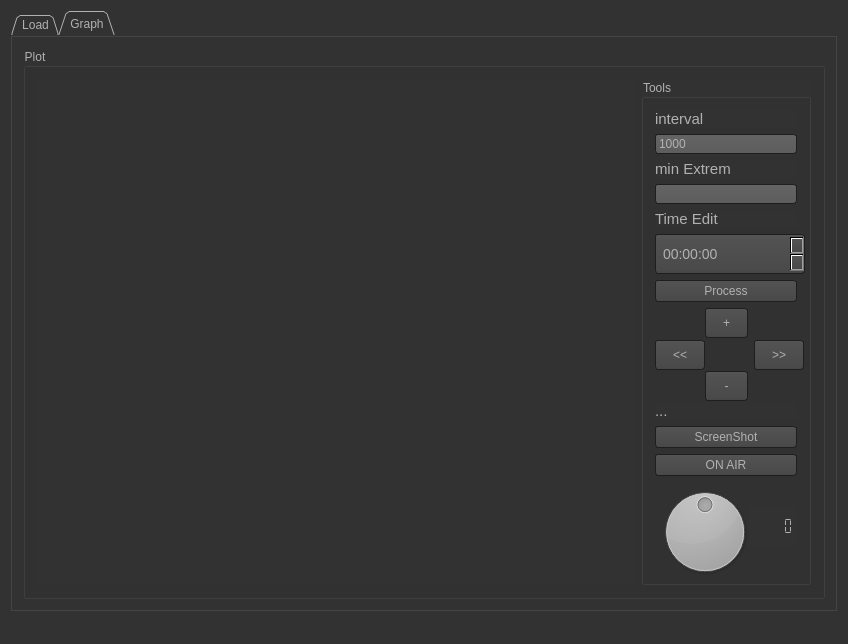
Old version of the form QCustomPlot_Logs/mainwindow.ui in the repository IvanPerletti/BugLot.
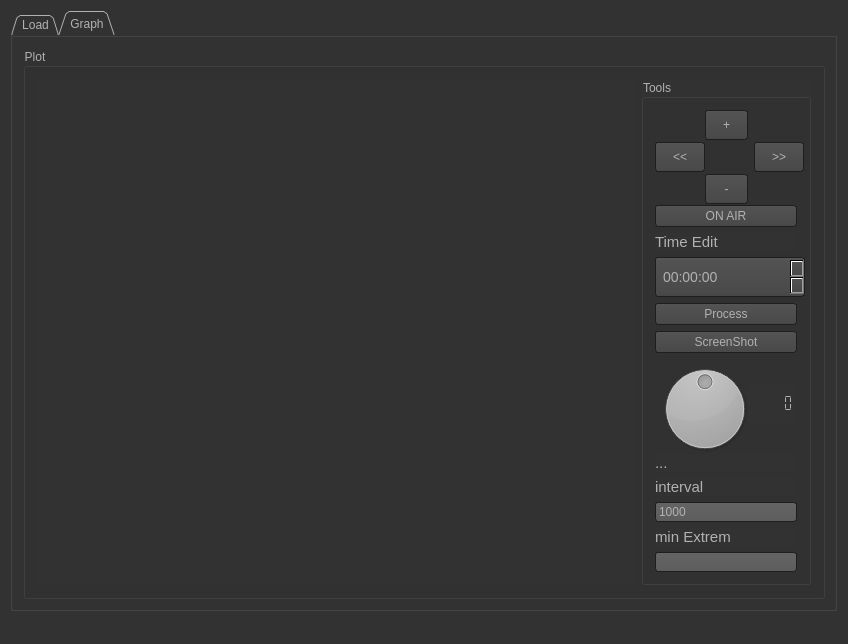
New version of the form. The open tabs and pages were chosen to show the change. Icons and pictures are not drawn. Custom widgets are drawn as their Qt base class.

Commit message: corrected tabWidget index

The edit to the form file:
```diff
--- a/QCustomPlot_Logs/mainwindow.ui
+++ b/QCustomPlot_Logs/mainwindow.ui
@@ -767,152 +767,7 @@
                  <property name="title">
                   <string>Tools</string>
                  </property>
-                 <layout class="QVBoxLayout" name="verticalLayout_10">
-                  <item>
-                   <layout class="QVBoxLayout" name="verticalLayout_8">
-                    <item>
-                     <widget class="QLabel" name="label_4">
-                      <property name="maximumSize">
-                       <size>
-                        <width>16777215</width>
-                        <height>23</height>
-                       </size>
-                      </property>
-                      <property name="text">
-                       <string>interval</string>
-                      </property>
-                     </widget>
-                    </item>
-                    <item>
-                     <widget class="QLineEdit" name="lineEditInterval">
-                      <property name="minimumSize">
-                       <size>
-                        <width>80</width>
-                        <height>0</height>
-                       </size>
-                      </property>
-                      <property name="maximumSize">
-                       <size>
-                        <width>16777215</width>
-                        <height>23</height>
-                       </size>
-                      </property>
-                      <property name="toolTip">
-                       <string>&lt;html&gt;&lt;head/&gt;&lt;body&gt;&lt;p&gt;Graph Interval Time [ms]&lt;/p&gt;&lt;/body&gt;&lt;/html&gt;</string>
-                      </property>
-                      <property name="text">
-                       <string>1000</string>
-                      </property>
-                     </widget>
-                    </item>
-                   </layout>
-                  </item>
-                  <item>
-                   <layout class="QVBoxLayout" name="verticalLayout_3">
-                    <item>
-                     <widget class="QLabel" name="label_3">
-                      <property name="maximumSize">
-                       <size>
-                        <width>16777215</width>
-                        <height>23</height>
-                       </size>
-                      </property>
-                      <property name="styleSheet">
-                       <string notr="true"/>
-                      </property>
-                      <property name="text">
-                       <string>min Extrem</string>
-                      </property>
-                     </widget>
-                    </item>
-                    <item>
-                     <widget class="QLineEdit" name="lineEditMin">
-                      <property name="enabled">
-                       <bool>true</bool>
-                      </property>
-                      <property name="minimumSize">
-                       <size>
-                        <width>80</width>
-                        <height>0</height>
-                       </size>
-                      </property>
-                      <property name="maximumSize">
-                       <size>
-                        <width>16777215</width>
-                        <height>23</height>
-                       </size>
-                      </property>
-                      <property name="toolTip">
-                       <string>&lt;html&gt;&lt;head/&gt;&lt;body&gt;&lt;p&gt;min time value of the graph [s]&lt;/p&gt;&lt;/body&gt;&lt;/html&gt;</string>
-                      </property>
-                      <property name="text">
-                       <string/>
-                      </property>
-                     </widget>
-                    </item>
-                   </layout>
-                  </item>
-                  <item>
-                   <widget class="QLabel" name="label_2">
-                    <property name="text">
-                     <string>Time Edit</string>
-                    </property>
-                   </widget>
-                  </item>
-                  <item>
-                   <widget class="QTimeEdit" name="timeEdit">
-                    <property name="minimumSize">
-                     <size>
-                      <width>150</width>
-                      <height>40</height>
-                     </size>
-                    </property>
-                    <property name="maximumSize">
-                     <size>
-                      <width>150</width>
-                      <height>40</height>
-                     </size>
-                    </property>
-                    <property name="toolTip">
-                     <string>&lt;html&gt;&lt;head/&gt;&lt;body&gt;&lt;p&gt;&lt;span style=&quot; font-size:9pt;&quot;&gt;Starting time HH:MM:SS to be displayed&lt;/span&gt;&lt;/p&gt;&lt;/body&gt;&lt;/html&gt;</string>
-                    </property>
-                    <property name="styleSheet">
-                     <string notr="true">font: 15pt &quot;MS Shell Dlg 2&quot;;</string>
-                    </property>
-                    <property name="displayFormat">
-                     <string>HH:mm:ss</string>
-                    </property>
-                    <property name="calendarPopup">
-                     <bool>false</bool>
-                    </property>
-                    <property name="currentSectionIndex">
-                     <number>0</number>
-                    </property>
-                   </widget>
-                  </item>
-                  <item>
-                   <widget class="QPushButton" name="pushButtonZoomRange">
-                    <property name="font">
-                     <font>
-                      <family>MS Shell Dlg 2</family>
-                      <pointsize>12</pointsize>
-                      <weight>9</weight>
-                      <italic>false</italic>
-                      <bold>false</bold>
-                     </font>
-                    </property>
-                    <property name="toolTip">
-                     <string>&lt;html&gt;&lt;head/&gt;&lt;body&gt;&lt;p&gt;&lt;span style=&quot; font-size:9pt;&quot;&gt;Click to plot current time set&lt;/span&gt;&lt;/p&gt;&lt;/body&gt;&lt;/html&gt;</string>
-                    </property>
-                    <property name="styleSheet">
-                     <string notr="true">
-font: 75 12pt &quot;MS Shell Dlg 2&quot;;</string>
-                    </property>
-                    <property name="text">
-                     <string>Process</string>
-                    </property>
-                   </widget>
-                  </item>
+                 <layout class="QVBoxLayout" name="verticalLayout">
                   <item>
                    <layout class="QGridLayout" name="gridLayout">
                     <item row="0" column="1">
@@ -1007,18 +862,70 @@
                    </layout>
                   </item>
                   <item>
-                   <widget class="QLabel" name="label_time">
+                   <widget class="QPushButton" name="pushButtonDiretta">
+                    <property name="text">
+                     <string>ON AIR</string>
+                    </property>
+                   </widget>
+                  </item>
+                  <item>
+                   <widget class="QLabel" name="label_2">
+                    <property name="text">
+                     <string>Time Edit</string>
+                    </property>
+                   </widget>
+                  </item>
+                  <item>
+                   <widget class="QTimeEdit" name="timeEdit">
+                    <property name="minimumSize">
+                     <size>
+                      <width>150</width>
+                      <height>40</height>
+                     </size>
+                    </property>
+                    <property name="maximumSize">
+                     <size>
+                      <width>150</width>
+                      <height>40</height>
+                     </size>
+                    </property>
+                    <property name="toolTip">
+                     <string>&lt;html&gt;&lt;head/&gt;&lt;body&gt;&lt;p&gt;&lt;span style=&quot; font-size:9pt;&quot;&gt;Starting time HH:MM:SS to be displayed&lt;/span&gt;&lt;/p&gt;&lt;/body&gt;&lt;/html&gt;</string>
+                    </property>
+                    <property name="styleSheet">
+                     <string notr="true">font: 15pt &quot;MS Shell Dlg 2&quot;;</string>
+                    </property>
+                    <property name="displayFormat">
+                     <string>HH:mm:ss</string>
+                    </property>
+                    <property name="calendarPopup">
+                     <bool>false</bool>
+                    </property>
+                    <property name="currentSectionIndex">
+                     <number>0</number>
+                    </property>
+                   </widget>
+                  </item>
+                  <item>
+                   <widget class="QPushButton" name="pushButtonZoomRange">
                     <property name="font">
                      <font>
                       <family>MS Shell Dlg 2</family>
-                      <pointsize>10</pointsize>
-                      <weight>50</weight>
+                      <pointsize>12</pointsize>
+                      <weight>9</weight>
                       <italic>false</italic>
                       <bold>false</bold>
                      </font>
                     </property>
+                    <property name="toolTip">
+                     <string>&lt;html&gt;&lt;head/&gt;&lt;body&gt;&lt;p&gt;&lt;span style=&quot; font-size:9pt;&quot;&gt;Click to plot current time set&lt;/span&gt;&lt;/p&gt;&lt;/body&gt;&lt;/html&gt;</string>
+                    </property>
+                    <property name="styleSheet">
+                     <string notr="true">
+font: 75 12pt &quot;MS Shell Dlg 2&quot;;</string>
+                    </property>
                     <property name="text">
-                     <string>...</string>
+                     <string>Process</string>
                     </property>
                    </widget>
                   </item>
@@ -1033,15 +940,6 @@
                    </widget>
                   </item>
                   <item>
-                   <widget class="QPushButton" name="pushButtonDiretta">
-                    <property name="text">
-                     <string>ON AIR</string>
-                    </property>
-                   </widget>
-                  </item>
-                  <item>
-                   <layout class="QVBoxLayout" name="verticalLayout_2">
-                    <item>
                      <layout class="QHBoxLayout" name="horizontalLayout">
                       <item>
                        <widget class="QDial" name="dial">
@@ -1097,6 +995,104 @@
                        </widget>
                       </item>
                      </layout>
+                  </item>
+                  <item>
+                   <widget class="QLabel" name="label_time">
+                    <property name="font">
+                     <font>
+                      <family>MS Shell Dlg 2</family>
+                      <pointsize>10</pointsize>
+                      <weight>50</weight>
+                      <italic>false</italic>
+                      <bold>false</bold>
+                     </font>
+                    </property>
+                    <property name="text">
+                     <string>...</string>
+                    </property>
+                   </widget>
+                  </item>
+                  <item>
+                   <layout class="QVBoxLayout" name="verticalLayout_8">
+                    <item>
+                     <widget class="QLabel" name="label_4">
+                      <property name="maximumSize">
+                       <size>
+                        <width>16777215</width>
+                        <height>23</height>
+                       </size>
+                      </property>
+                      <property name="text">
+                       <string>interval</string>
+                      </property>
+                     </widget>
+                    </item>
+                    <item>
+                     <widget class="QLineEdit" name="lineEditInterval">
+                      <property name="minimumSize">
+                       <size>
+                        <width>80</width>
+                        <height>0</height>
+                       </size>
+                      </property>
+                      <property name="maximumSize">
+                       <size>
+                        <width>16777215</width>
+                        <height>23</height>
+                       </size>
+                      </property>
+                      <property name="toolTip">
+                       <string>&lt;html&gt;&lt;head/&gt;&lt;body&gt;&lt;p&gt;Graph Interval Time [ms]&lt;/p&gt;&lt;/body&gt;&lt;/html&gt;</string>
+                      </property>
+                      <property name="text">
+                       <string>1000</string>
+                      </property>
+                     </widget>
+                    </item>
+                   </layout>
+                  </item>
+                  <item>
+                   <layout class="QVBoxLayout" name="verticalLayout_5">
+                    <item>
+                     <widget class="QLabel" name="label_5">
+                      <property name="maximumSize">
+                       <size>
+                        <width>16777215</width>
+                        <height>23</height>
+                       </size>
+                      </property>
+                      <property name="styleSheet">
+                       <string notr="true"/>
+                      </property>
+                      <property name="text">
+                       <string>min Extrem</string>
+                      </property>
+                     </widget>
+                    </item>
+                    <item>
+                     <widget class="QLineEdit" name="lineEditMin">
+                      <property name="enabled">
+                       <bool>true</bool>
+                      </property>
+                      <property name="minimumSize">
+                       <size>
+                        <width>80</width>
+                        <height>0</height>
+                       </size>
+                      </property>
+                      <property name="maximumSize">
+                       <size>
+                        <width>16777215</width>
+                        <height>23</height>
+                       </size>
+                      </property>
+                      <property name="toolTip">
+                       <string>&lt;html&gt;&lt;head/&gt;&lt;body&gt;&lt;p&gt;min time value of the graph [s]&lt;/p&gt;&lt;/body&gt;&lt;/html&gt;</string>
+                      </property>
+                      <property name="text">
+                       <string/>
+                      </property>
+                     </widget>
                     </item>
                    </layout>
                   </item>
```
Left out of the diff: 2 changed lines with no effect on the pictures. Lines whose indentation alone changed are shown as unchanged. The commit also changes 2 other files.
